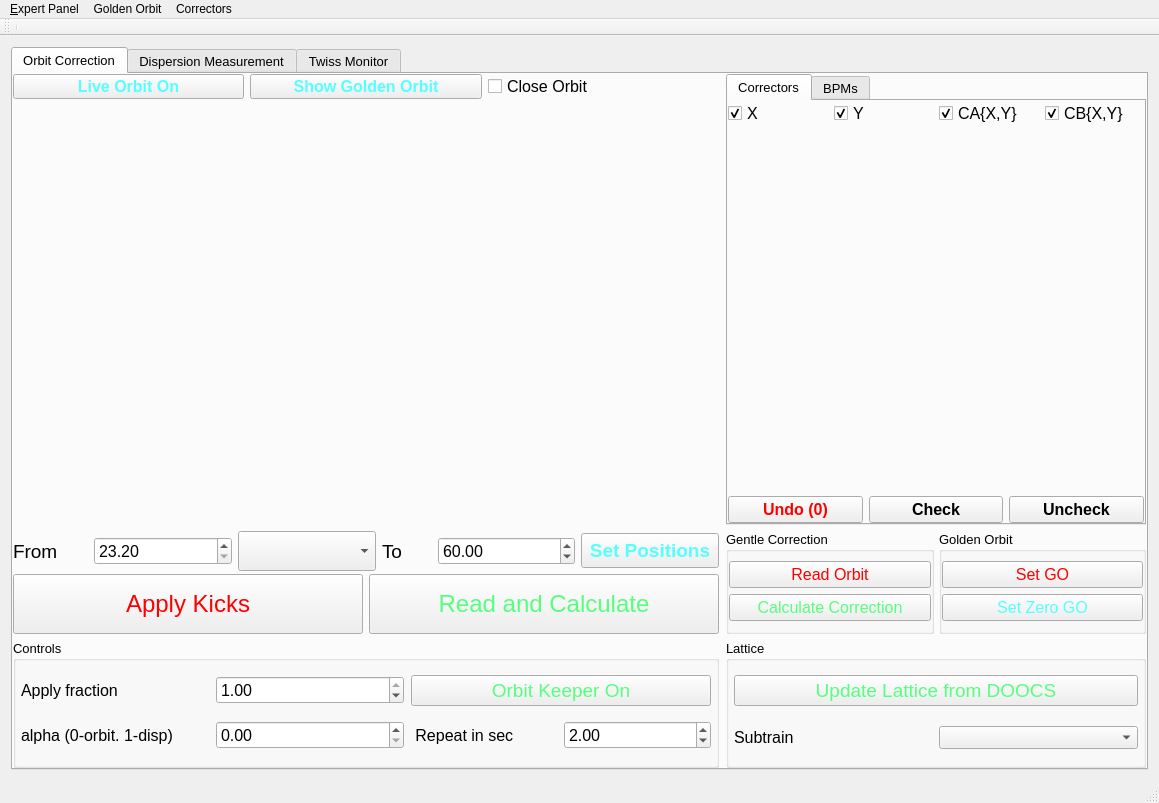
Above: gui/UImanul2.ui from sergey-tomin/manul before the change. Below: the same form after it.
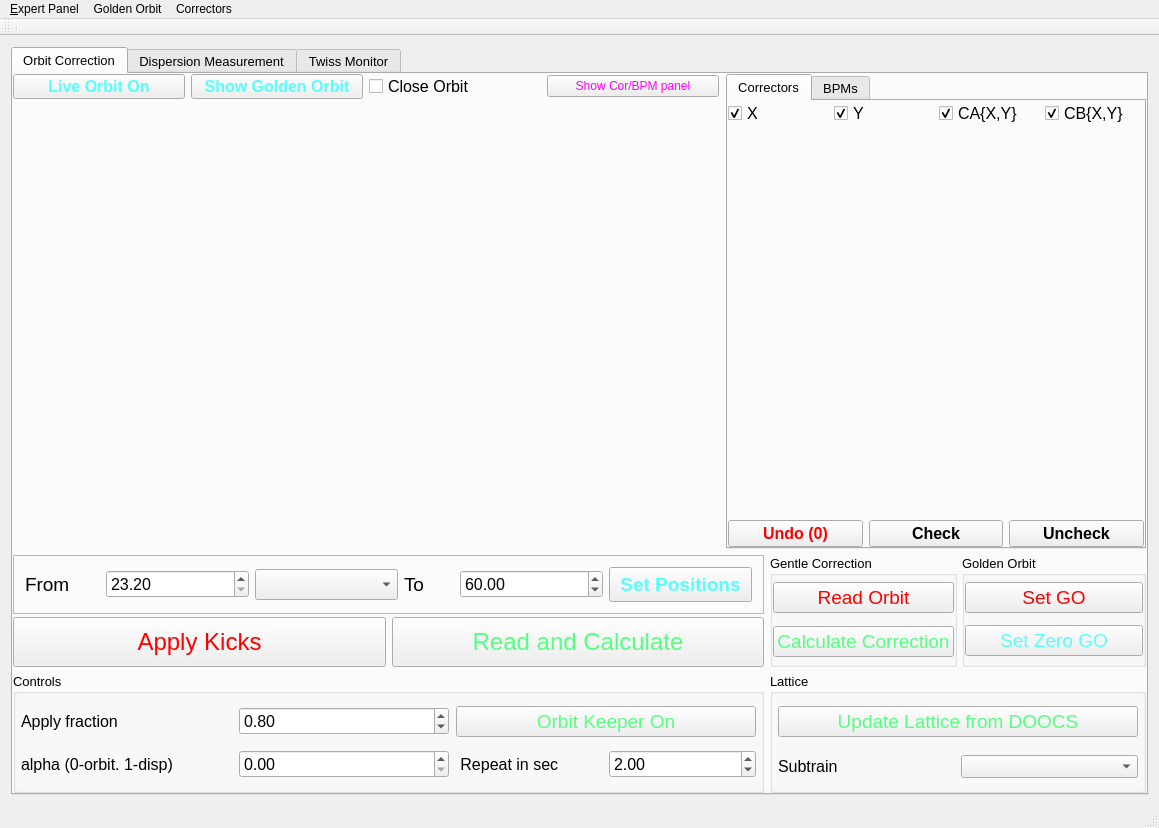
That is the form after the change.

Commit message: added new style, added option to hide/show correctors/BPM panel

```diff
--- a/gui/UImanul2.ui
+++ b/gui/UImanul2.ui
@@ -7,7 +7,7 @@
     <x>0</x>
     <y>0</y>
     <width>1159</width>
-    <height>803</height>
+    <height>828</height>
    </rect>
   </property>
   <property name="minimumSize">
@@ -51,93 +51,139 @@
         <property name="horizontalSpacing">
          <number>7</number>
         </property>
-        <item row="8" column="2">
-         <widget class="QGroupBox" name="groupBox_5">
-          <property name="minimumSize">
-           <size>
-            <width>0</width>
-            <height>100</height>
-           </size>
-          </property>
-          <property name="font">
-           <font>
-            <pointsize>10</pointsize>
-           </font>
-          </property>
-          <property name="title">
-           <string>Lattice</string>
-          </property>
-          <layout class="QGridLayout" name="gridLayout_26">
+        <item row="6" column="0">
+         <widget class="QWidget" name="widget_3" native="true">
+          <layout class="QGridLayout" name="gridLayout">
            <property name="leftMargin">
-            <number>5</number>
+            <number>0</number>
            </property>
            <property name="topMargin">
             <number>0</number>
            </property>
            <property name="rightMargin">
-            <number>5</number>
+            <number>0</number>
            </property>
            <property name="bottomMargin">
             <number>0</number>
            </property>
+           <item row="0" column="0">
+            <layout class="QHBoxLayout" name="horizontalLayout_19">
+             <item>
+              <widget class="QPushButton" name="pb_online_orbit">
+               <property name="minimumSize">
+                <size>
+                 <width>0</width>
+                 <height>20</height>
+                </size>
+               </property>
+               <property name="font">
+                <font>
+                 <pointsize>12</pointsize>
+                 <weight>75</weight>
+                 <bold>true</bold>
+                </font>
+               </property>
+               <property name="styleSheet">
+                <string notr="true">color: rgb(85, 255, 255);</string>
+               </property>
+               <property name="text">
+                <string>Live Orbit On</string>
+               </property>
+              </widget>
+             </item>
+             <item>
+              <widget class="QPushButton" name="pb_golden_orbit">
+               <property name="minimumSize">
+                <size>
+                 <width>0</width>
+                 <height>20</height>
+                </size>
+               </property>
+               <property name="font">
+                <font>
+                 <pointsize>12</pointsize>
+                 <weight>75</weight>
+                 <bold>true</bold>
+                </font>
+               </property>
+               <property name="styleSheet">
+                <string notr="true">color: rgb(85, 255, 255);</string>
+               </property>
+               <property name="text">
+                <string>Show Golden Orbit</string>
+               </property>
+              </widget>
+             </item>
+             <item>
+              <widget class="QCheckBox" name="cb_close_orbit">
+               <property name="font">
+                <font>
+                 <pointsize>12</pointsize>
+                </font>
+               </property>
+               <property name="text">
+                <string>Close Orbit</string>
+               </property>
+               <property name="checked">
+                <bool>false</bool>
+               </property>
+              </widget>
+             </item>
+             <item>
+              <widget class="QPushButton" name="pb_hide_show_dev_panel">
+               <property name="styleSheet">
+                <string notr="true">color: rgb(255, 0, 255);</string>
+               </property>
+               <property name="text">
+                <string>Show Cor/BPM panel</string>
+               </property>
+              </widget>
+             </item>
+            </layout>
+           </item>
            <item row="1" column="0">
-            <layout class="QHBoxLayout" name="horizontalLayout">
-             <item>
-              <widget class="QLabel" name="label_14">
+            <widget class="QWidget" name="w_orbit" native="true">
                <property name="sizePolicy">
-                <sizepolicy hsizetype="Minimum" vsizetype="Minimum">
+              <sizepolicy hsizetype="Expanding" vsizetype="Expanding">
                  <horstretch>0</horstretch>
                  <verstretch>0</verstretch>
                 </sizepolicy>
                </property>
-               <property name="font">
-                <font>
-                 <pointsize>12</pointsize>
-                </font>
-               </property>
-               <property name="text">
-                <string>Subtrain</string>
-               </property>
-              </widget>
-             </item>
-             <item>
-              <widget class="QComboBox" name="combo_subtrain"/>
-             </item>
-            </layout>
-           </item>
-           <item row="0" column="0">
-            <widget class="QPushButton" name="pb_update_lat">
-             <property name="enabled">
-              <bool>true</bool>
-             </property>
              <property name="minimumSize">
               <size>
-               <width>0</width>
-               <height>0</height>
+               <width>650</width>
+               <height>360</height>
               </size>
              </property>
-             <property name="font">
-              <font>
-               <pointsize>14</pointsize>
-              </font>
-             </property>
              <property name="styleSheet">
-              <string notr="true">color: rgb(85, 255, 127); font-size: 14pt;</string>
-             </property>
-             <property name="text">
-              <string>Update Lattice from DOOCS</string>
+              <string notr="true"/>
              </property>
             </widget>
            </item>
           </layout>
          </widget>
         </item>
-        <item row="8" column="0">
+        <item row="7" column="0" colspan="2">
+         <widget class="QWidget" name="widget_4" native="true">
+          <layout class="QGridLayout" name="gridLayout_9">
+           <property name="leftMargin">
+            <number>0</number>
+           </property>
+           <property name="topMargin">
+            <number>0</number>
+           </property>
+           <property name="rightMargin">
+            <number>0</number>
+           </property>
+           <property name="bottomMargin">
+            <number>0</number>
+           </property>
+           <item row="1" column="0" colspan="2">
          <widget class="QGroupBox" name="groupBox_4">
           <property name="minimumSize">
            <size>
             <width>0</width>
-            <height>128</height>
+               <height>120</height>
            </size>
           </property>
           <property name="font">
@@ -187,7 +233,7 @@
               <double>0.100000000000000</double>
              </property>
              <property name="value">
-              <double>1.000000000000000</double>
+                 <double>0.800000000000000</double>
              </property>
             </widget>
            </item>
@@ -312,107 +358,287 @@
           </layout>
          </widget>
         </item>
-        <item row="6" column="0">
-         <layout class="QGridLayout" name="gridLayout_7">
-          <property name="horizontalSpacing">
-           <number>3</number>
-          </property>
+           <item row="0" column="0" colspan="2">
+            <layout class="QGridLayout" name="gridLayout_4">
           <property name="verticalSpacing">
+              <number>3</number>
+             </property>
+             <item row="3" column="0">
+              <widget class="QPushButton" name="pb_apply_kicks">
+               <property name="minimumSize">
+                <size>
+                 <width>150</width>
+                 <height>50</height>
+                </size>
+               </property>
+               <property name="font">
+                <font>
+                 <pointsize>18</pointsize>
+                 <weight>50</weight>
+                 <bold>false</bold>
+                </font>
+               </property>
+               <property name="styleSheet">
+                <string notr="true">color: rgb(255, 0, 0); font-size: 18pt;</string>
+               </property>
+               <property name="text">
+                <string>Apply Kicks</string>
+               </property>
+              </widget>
+             </item>
+             <item row="2" column="0" colspan="2">
+              <widget class="QFrame" name="frame">
+               <property name="frameShape">
+                <enum>QFrame::StyledPanel</enum>
+               </property>
+               <property name="frameShadow">
+                <enum>QFrame::Raised</enum>
+               </property>
+               <layout class="QHBoxLayout" name="horizontalLayout_5">
+                <item>
+                 <widget class="QLabel" name="label">
+                  <property name="maximumSize">
+                   <size>
+                    <width>75</width>
+                    <height>16777215</height>
+                   </size>
+                  </property>
+                  <property name="font">
+                   <font>
+                    <pointsize>14</pointsize>
+                   </font>
+                  </property>
+                  <property name="text">
+                   <string>From</string>
+                  </property>
+                 </widget>
+                </item>
+                <item>
+                 <widget class="QDoubleSpinBox" name="sb_lat_from">
+                  <property name="font">
+                   <font>
+                    <pointsize>12</pointsize>
+                   </font>
+                  </property>
+                  <property name="locale">
+                   <locale language="English" country="UnitedStates"/>
+                  </property>
+                  <property name="minimum">
+                   <double>23.199999999999999</double>
+                  </property>
+                  <property name="maximum">
+                   <double>2500.000000000000000</double>
+                  </property>
+                  <property name="singleStep">
+                   <double>50.000000000000000</double>
+                  </property>
+                  <property name="value">
+                   <double>23.199999999999999</double>
+                  </property>
+                 </widget>
+                </item>
+                <item>
+                 <widget class="QComboBox" name="cb_lattice">
+                  <property name="minimumSize">
+                   <size>
+                    <width>0</width>
+                    <height>0</height>
+                   </size>
+                  </property>
+                  <property name="font">
+                   <font>
+                    <pointsize>14</pointsize>
+                   </font>
+                  </property>
+                 </widget>
+                </item>
+                <item>
+                 <widget class="QLabel" name="label_2">
+                  <property name="maximumSize">
+                   <size>
+                    <width>50</width>
+                    <height>16777215</height>
+                   </size>
+                  </property>
+                  <property name="font">
+                   <font>
+                    <pointsize>14</pointsize>
+                   </font>
+                  </property>
+                  <property name="text">
+                   <string>To</string>
+                  </property>
+                 </widget>
+                </item>
+                <item>
+                 <widget class="QDoubleSpinBox" name="sb_lat_to">
+                  <property name="font">
+                   <font>
+                    <pointsize>12</pointsize>
+                   </font>
+                  </property>
+                  <property name="locale">
+                   <locale language="English" country="UnitedStates"/>
+                  </property>
+                  <property name="minimum">
+                   <double>23.199999999999999</double>
+                  </property>
+                  <property name="maximum">
+                   <double>2500.000000000000000</double>
+                  </property>
+                  <property name="singleStep">
+                   <double>50.000000000000000</double>
+                  </property>
+                  <property name="value">
+                   <double>60.000000000000000</double>
+                  </property>
+                 </widget>
+                </item>
+                <item>
+                 <widget class="QPushButton" name="pb_set_pos">
+                  <property name="minimumSize">
+                   <size>
+                    <width>0</width>
+                    <height>35</height>
+                   </size>
+                  </property>
+                  <property name="font">
+                   <font>
+                    <pointsize>14</pointsize>
+                    <weight>75</weight>
+                    <bold>true</bold>
+                   </font>
+                  </property>
+                  <property name="styleSheet">
+                   <string notr="true">color: rgb(85, 255, 255);</string>
+                  </property>
+                  <property name="text">
+                   <string>Set Positions</string>
+                  </property>
+                 </widget>
+                </item>
+               </layout>
+              </widget>
+             </item>
+             <item row="3" column="1">
+              <widget class="QPushButton" name="pb_correct_orbit">
+               <property name="minimumSize">
+                <size>
+                 <width>0</width>
+                 <height>50</height>
+                </size>
+               </property>
+               <property name="font">
+                <font>
+                 <pointsize>18</pointsize>
+                 <weight>50</weight>
+                 <bold>false</bold>
+                </font>
+               </property>
+               <property name="styleSheet">
+                <string notr="true">color: rgb(85, 255, 127); font-size: 18pt;</string>
+               </property>
+               <property name="text">
+                <string>Read and Calculate</string>
+               </property>
+              </widget>
+             </item>
+            </layout>
+           </item>
+           <item row="1" column="3">
+            <widget class="QGroupBox" name="groupBox_5">
+             <property name="minimumSize">
+              <size>
+               <width>0</width>
+               <height>100</height>
+              </size>
+             </property>
+             <property name="font">
+              <font>
+               <pointsize>10</pointsize>
+              </font>
+             </property>
+             <property name="title">
+              <string>Lattice</string>
+             </property>
+             <layout class="QGridLayout" name="gridLayout_26">
+              <property name="leftMargin">
+               <number>5</number>
+              </property>
+              <property name="topMargin">
+               <number>0</number>
+              </property>
+              <property name="rightMargin">
+               <number>5</number>
+              </property>
+              <property name="bottomMargin">
            <number>0</number>
           </property>
           <item row="1" column="0">
-           <widget class="QWidget" name="w_orbit" native="true">
+               <layout class="QHBoxLayout" name="horizontalLayout">
+                <item>
+                 <widget class="QLabel" name="label_14">
             <property name="sizePolicy">
-             <sizepolicy hsizetype="Expanding" vsizetype="Expanding">
+                   <sizepolicy hsizetype="Minimum" vsizetype="Minimum">
               <horstretch>0</horstretch>
               <verstretch>0</verstretch>
              </sizepolicy>
             </property>
-            <property name="minimumSize">
-             <size>
-              <width>650</width>
-              <height>400</height>
-             </size>
-            </property>
-            <property name="styleSheet">
-             <string notr="true"/>
-            </property>
-           </widget>
+                  <property name="font">
+                   <font>
+                    <pointsize>12</pointsize>
+                   </font>
+                  </property>
+                  <property name="text">
+                   <string>Subtrain</string>
+                  </property>
+                 </widget>
+                </item>
+                <item>
+                 <widget class="QComboBox" name="combo_subtrain"/>
+                </item>
+               </layout>
           </item>
           <item row="0" column="0">
-           <layout class="QHBoxLayout" name="horizontalLayout_19">
-            <item>
-             <widget class="QPushButton" name="pb_online_orbit">
-              <property name="minimumSize">
-               <size>
-                <width>0</width>
-                <height>20</height>
-               </size>
-              </property>
-              <property name="font">
-               <font>
-                <pointsize>12</pointsize>
-                <weight>75</weight>
-                <bold>true</bold>
-               </font>
-              </property>
-              <property name="styleSheet">
-               <string notr="true">color: rgb(85, 255, 255);</string>
-              </property>
-              <property name="text">
-               <string>Live Orbit On</string>
-              </property>
-             </widget>
-            </item>
-            <item>
-             <widget class="QPushButton" name="pb_golden_orbit">
+               <widget class="QPushButton" name="pb_update_lat">
+                <property name="enabled">
+                 <bool>true</bool>
+                </property>
               <property name="minimumSize">
                <size>
                 <width>0</width>
-                <height>20</height>
+                  <height>0</height>
                </size>
               </property>
               <property name="font">
                <font>
-                <pointsize>12</pointsize>
-                <weight>75</weight>
-                <bold>true</bold>
+                  <pointsize>14</pointsize>
                </font>
               </property>
               <property name="styleSheet">
-               <string notr="true">color: rgb(85, 255, 255);</string>
+                 <string notr="true">color: rgb(85, 255, 127); font-size: 14pt;</string>
               </property>
               <property name="text">
-               <string>Show Golden Orbit</string>
+                 <string>Update Lattice from DOOCS</string>
               </property>
              </widget>
             </item>
-            <item>
-             <widget class="QCheckBox" name="cb_close_orbit">
-              <property name="font">
-               <font>
-                <pointsize>12</pointsize>
-               </font>
-              </property>
-              <property name="text">
-               <string>Close Orbit</string>
-              </property>
-              <property name="checked">
-               <bool>false</bool>
-              </property>
-             </widget>
-            </item>
-           </layout>
-          </item>
-         </layout>
-        </item>
-        <item row="7" column="2">
+             </layout>
+            </widget>
+           </item>
+           <item row="0" column="3">
          <layout class="QHBoxLayout" name="horizontalLayout_2">
           <property name="spacing">
            <number>5</number>
           </property>
           <item>
            <widget class="QGroupBox" name="groupBox_11">
+               <property name="minimumSize">
+                <size>
+                 <width>0</width>
+                 <height>0</height>
+                </size>
+               </property>
             <property name="title">
              <string>Gentle Correction</string>
             </property>
@@ -433,24 +659,34 @@
               <number>7</number>
              </property>
              <item row="0" column="0">
-              <layout class="QGridLayout" name="gridLayout_41">
-               <item row="0" column="0">
                 <widget class="QPushButton" name="pb_read_orbit">
+                  <property name="sizePolicy">
+                   <sizepolicy hsizetype="Minimum" vsizetype="Fixed">
+                    <horstretch>0</horstretch>
+                    <verstretch>0</verstretch>
+                   </sizepolicy>
+                  </property>
                  <property name="minimumSize">
                   <size>
                    <width>0</width>
                    <height>0</height>
                   </size>
                  </property>
+                  <property name="maximumSize">
+                   <size>
+                    <width>16777215</width>
+                    <height>16777215</height>
+                   </size>
+                  </property>
                  <property name="font">
                   <font>
-                   <pointsize>12</pointsize>
+                    <pointsize>14</pointsize>
                    <weight>50</weight>
                    <bold>false</bold>
                   </font>
                  </property>
                  <property name="styleSheet">
-                  <string notr="true">color: rgb(255, 0, 0); font-size: 12pt;</string>
+                   <string notr="true">color: rgb(255, 0, 0); font-size: 14pt;</string>
                  </property>
                  <property name="text">
                   <string>Read Orbit</string>
@@ -459,21 +695,31 @@
                </item>
                <item row="1" column="0">
                 <widget class="QPushButton" name="pb_calculate">
+                  <property name="sizePolicy">
+                   <sizepolicy hsizetype="Minimum" vsizetype="Fixed">
+                    <horstretch>0</horstretch>
+                    <verstretch>0</verstretch>
+                   </sizepolicy>
+                  </property>
                  <property name="minimumSize">
                   <size>
                    <width>0</width>
                    <height>0</height>
                   </size>
                  </property>
+                  <property name="maximumSize">
+                   <size>
+                    <width>16777215</width>
+                    <height>16777215</height>
+                   </size>
+                  </property>
                  <property name="font">
                   <font>
-                   <pointsize>12</pointsize>
-                   <weight>50</weight>
-                   <bold>false</bold>
+                    <pointsize>14</pointsize>
                   </font>
                  </property>
                  <property name="styleSheet">
-                  <string notr="true">color: rgb(85, 255, 127); font-size: 12pt;</string>
+                   <string notr="true">color: rgb(85, 255, 127); font-size: 14pt;</string>
                  </property>
                  <property name="text">
                   <string>Calculate Correction</string>
@@ -481,8 +727,6 @@
                 </widget>
                </item>
               </layout>
-             </item>
-            </layout>
            </widget>
           </item>
           <item>
@@ -504,24 +748,34 @@
               <number>0</number>
              </property>
              <item row="0" column="0">
-              <layout class="QGridLayout" name="gridLayout_29">
-               <item row="0" column="0">
                 <widget class="QPushButton" name="pb_set_golden">
+                  <property name="sizePolicy">
+                   <sizepolicy hsizetype="Minimum" vsizetype="Fixed">
+                    <horstretch>0</horstretch>
+                    <verstretch>0</verstretch>
+                   </sizepolicy>
+                  </property>
                  <property name="minimumSize">
                   <size>
                    <width>0</width>
                    <height>0</height>
                   </size>
                  </property>
+                  <property name="maximumSize">
+                   <size>
+                    <width>16777215</width>
+                    <height>16777215</height>
+                   </size>
+                  </property>
                  <property name="font">
                   <font>
-                   <pointsize>12</pointsize>
+                    <pointsize>14</pointsize>
                    <weight>50</weight>
                    <bold>false</bold>
                   </font>
                  </property>
                  <property name="styleSheet">
-                  <string notr="true">color: rgb(255, 0, 0); font-size: 12pt;</string>
+                   <string notr="true">color: rgb(255, 0, 0); font-size: 14pt;</string>
                  </property>
                  <property name="text">
                   <string>Set GO</string>
@@ -530,21 +784,31 @@
                </item>
                <item row="1" column="0">
                 <widget class="QPushButton" name="pb_zero_gold">
+                  <property name="sizePolicy">
+                   <sizepolicy hsizetype="Minimum" vsizetype="Fixed">
+                    <horstretch>0</horstretch>
+                    <verstretch>0</verstretch>
+                   </sizepolicy>
+                  </property>
                  <property name="minimumSize">
                   <size>
                    <width>0</width>
                    <height>0</height>
                   </size>
                  </property>
+                  <property name="maximumSize">
+                   <size>
+                    <width>16777215</width>
+                    <height>16777215</height>
+                   </size>
+                  </property>
                  <property name="font">
                   <font>
-                   <pointsize>12</pointsize>
-                   <weight>50</weight>
-                   <bold>false</bold>
+                    <pointsize>14</pointsize>
                   </font>
                  </property>
                  <property name="styleSheet">
-                  <string notr="true">color: rgb(85, 255, 255); font-size: 12pt;</string>
+                   <string notr="true">color: rgb(85, 255, 255); font-size: 14pt;</string>
                  </property>
                  <property name="text">
                   <string>Set Zero GO</string>
@@ -552,13 +816,14 @@
                 </widget>
                </item>
               </layout>
+              </widget>
              </item>
             </layout>
-           </widget>
-          </item>
-         </layout>
+           </item>
+          </layout>
+         </widget>
         </item>
-        <item row="6" column="2">
+        <item row="6" column="1">
          <widget class="QTabWidget" name="tabWidget_3">
           <property name="maximumSize">
            <size>
@@ -813,185 +1078,6 @@
           </widget>
          </widget>
         </item>
-        <item row="7" column="0">
-         <layout class="QGridLayout" name="gridLayout_4">
-          <property name="verticalSpacing">
-           <number>3</number>
-          </property>
-          <item row="1" column="0">
-           <widget class="QPushButton" name="pb_apply_kicks">
-            <property name="minimumSize">
-             <size>
-              <width>150</width>
-              <height>60</height>
-             </size>
-            </property>
-            <property name="font">
-             <font>
-              <pointsize>18</pointsize>
-              <weight>50</weight>
-              <bold>false</bold>
-             </font>
-            </property>
-            <property name="styleSheet">
-             <string notr="true">color: rgb(255, 0, 0); font-size: 18pt;</string>
-            </property>
-            <property name="text">
-             <string>Apply Kicks</string>
-            </property>
-           </widget>
-          </item>
-          <item row="0" column="0" colspan="2">
-           <layout class="QHBoxLayout" name="horizontalLayout_32">
-            <item>
-             <widget class="QLabel" name="label">
-              <property name="maximumSize">
-               <size>
-                <width>75</width>
-                <height>16777215</height>
-               </size>
-              </property>
-              <property name="font">
-               <font>
-                <pointsize>14</pointsize>
-               </font>
-              </property>
-              <property name="text">
-               <string>From</string>
-              </property>
-             </widget>
-            </item>
-            <item>
-             <widget class="QDoubleSpinBox" name="sb_lat_from">
-              <property name="font">
-               <font>
-                <pointsize>12</pointsize>
-               </font>
-              </property>
-              <property name="locale">
-               <locale language="English" country="UnitedStates"/>
-              </property>
-              <property name="minimum">
-               <double>23.199999999999999</double>
-              </property>
-              <property name="maximum">
-               <double>2500.000000000000000</double>
-              </property>
-              <property name="singleStep">
-               <double>50.000000000000000</double>
-              </property>
-              <property name="value">
-               <double>23.199999999999999</double>
-              </property>
-             </widget>
-            </item>
-            <item>
-             <widget class="QComboBox" name="cb_lattice">
-              <property name="minimumSize">
-               <size>
-                <width>0</width>
-                <height>40</height>
-               </size>
-              </property>
-              <property name="font">
-               <font>
-                <pointsize>14</pointsize>
-               </font>
-              </property>
-             </widget>
-            </item>
-            <item>
-             <widget class="QLabel" name="label_2">
-              <property name="maximumSize">
-               <size>
-                <width>50</width>
-                <height>16777215</height>
-               </size>
-              </property>
-              <property name="font">
-               <font>
-                <pointsize>14</pointsize>
-               </font>
-              </property>
-              <property name="text">
-               <string>To</string>
-              </property>
-             </widget>
-            </item>
-            <item>
-             <widget class="QDoubleSpinBox" name="sb_lat_to">
-              <property name="font">
-               <font>
-                <pointsize>12</pointsize>
-               </font>
-              </property>
-              <property name="locale">
-               <locale language="English" country="UnitedStates"/>
-              </property>
-              <property name="minimum">
-               <double>23.199999999999999</double>
-              </property>
-              <property name="maximum">
-               <double>2500.000000000000000</double>
-              </property>
-              <property name="singleStep">
-               <double>50.000000000000000</double>
-              </property>
-              <property name="value">
-               <double>60.000000000000000</double>
-              </property>
-             </widget>
-            </item>
-            <item>
-             <widget class="QPushButton" name="pb_set_pos">
-              <property name="minimumSize">
-               <size>
-                <width>0</width>
-                <height>35</height>
-               </size>
-              </property>
-              <property name="font">
-               <font>
-                <pointsize>14</pointsize>
-                <weight>75</weight>
-                <bold>true</bold>
-               </font>
-              </property>
-              <property name="styleSheet">
-               <string notr="true">color: rgb(85, 255, 255);</string>
-              </property>
-              <property name="text">
-               <string>Set Positions</string>
-              </property>
-             </widget>
-            </item>
-           </layout>
-          </item>
-          <item row="1" column="1">
-           <widget class="QPushButton" name="pb_correct_orbit">
-            <property name="minimumSize">
-             <size>
-              <width>0</width>
-              <height>60</height>
-             </size>
-            </property>
-            <property name="font">
-             <font>
-              <pointsize>18</pointsize>
-              <weight>50</weight>
-              <bold>false</bold>
-             </font>
-            </property>
-            <property name="styleSheet">
-             <string notr="true">color: rgb(85, 255, 127); font-size: 18pt;</string>
-            </property>
-            <property name="text">
-             <string>Read and Calculate</string>
-            </property>
-           </widget>
-          </item>
-         </layout>
-        </item>
        </layout>
       </widget>
       <widget class="QWidget" name="tab">
@@ -1659,7 +1745,7 @@
      <x>0</x>
      <y>0</y>
      <width>1159</width>
-     <height>26</height>
+     <height>22</height>
     </rect>
    </property>
    <widget class="QMenu" name="menu_File">
```
Lines whose indentation alone changed are shown as unchanged. The commit also changes 52 other files.
